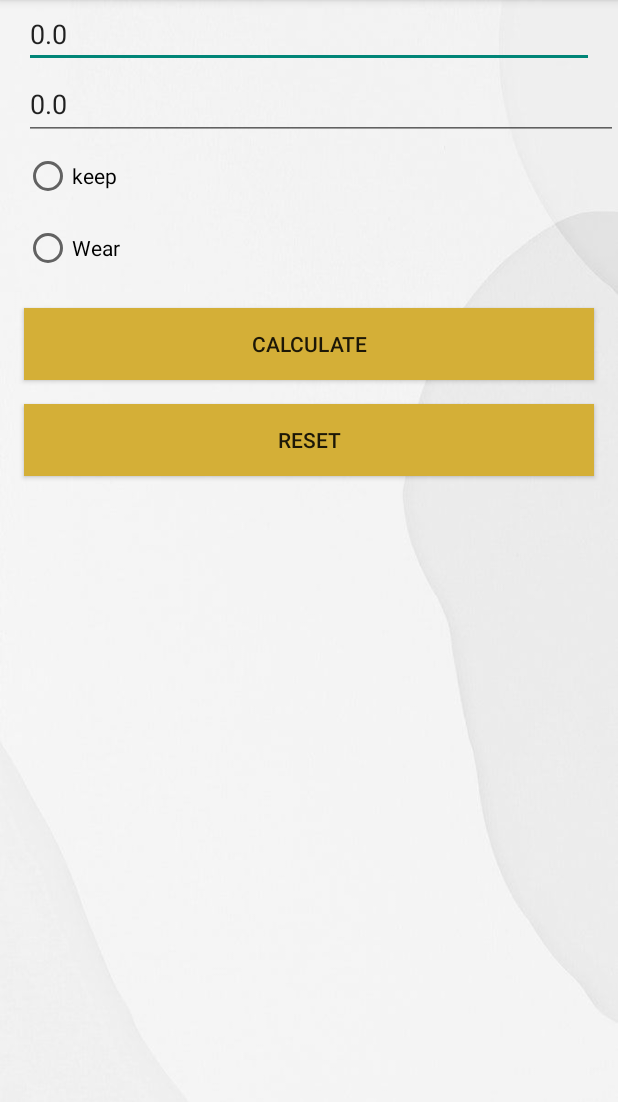
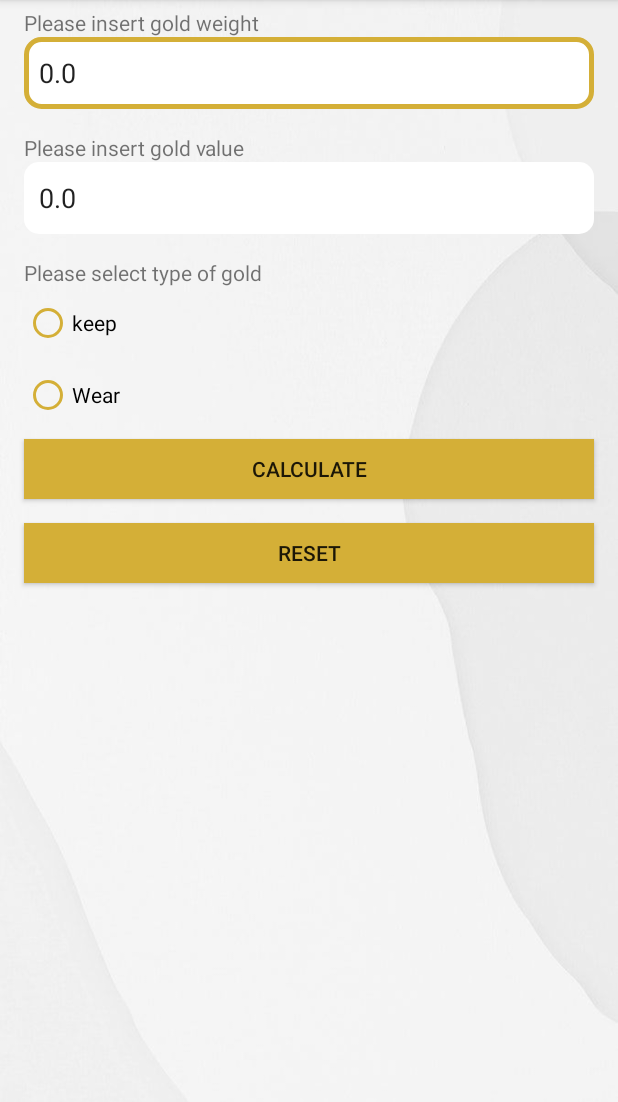
Before and after one commit to azimariff/MyZakatGold, an Android app: the MainActivity screen opened directly, with no data from a screen before it, on a phone screen of 412 x 824 dp, the part 84-1186 px from its top. Run offline under Robolectric (Android 15) with nearby library versions, the phone set to English and light mode, and no system bars.

Commit message:
finished project of My Zakat Gold.

```diff
--- /dev/null
+++ b/app/src/main/res/drawable/custom_input.xml
@@ -0,0 +1,18 @@
+<?xml version="1.0" encoding="utf-8"?>
+<selector xmlns:android="http://schemas.android.com/apk/res/android">
+    <item android:state_enabled="true" android:state_focused="true">
+        <shape android:shape="rectangle">
+            <solid android:color="@color/white"/>
+            <corners android:radius="10dp"/>
+            <stroke android:color="@color/metalic_gold" android:width="3dp"/>
+        </shape>
+    </item>
+    <item android:state_enabled="true">
+        <shape android:shape="rectangle">
+            <solid android:color="@color/white"/>
+            <corners android:radius="10dp"/>
+            <stroke android:color="@color/darkergrey"/>
+        </shape>
+    </item>
+
+</selector>
--- a/app/src/main/res/layout/activity_homepage.xml
+++ b/app/src/main/res/layout/activity_homepage.xml
@@ -44,6 +44,7 @@
             android:background="@color/metalic_gold"
             android:text="My Zakat Calculator" />
 
+
         <Button
             android:id="@+id/btnAboutus"
             android:layout_width="match_parent"
--- a/app/src/main/res/layout/activity_main.xml
+++ b/app/src/main/res/layout/activity_main.xml
@@ -12,22 +12,46 @@
         android:background="@drawable/white2"
         android:orientation="vertical">
 
+        <TextView
+            android:id="@+id/textView4"
+            android:layout_width="300dp"
+            android:layout_marginLeft="16dp"
+            android:layout_marginTop="5dp"
+            android:layout_marginRight="16dp"
+            android:layout_height="wrap_content"
+            android:text="Please insert gold weight" />
+
         <EditText
             android:id="@+id/goldW"
             android:layout_width="match_parent"
             android:layout_height="wrap_content"
             android:layout_marginLeft="16dp"
             android:layout_marginRight="16dp"
+            android:background="@drawable/custom_input"
             android:ems="10"
             android:hint="Weight of Gold (g)"
-            android:inputType="numberDecimal" />
+            android:paddingLeft="10dp"
+            android:inputType="numberDecimal"
+            android:minHeight="48dp" />
+
+        <TextView
+            android:id="@+id/textView5"
+            android:layout_width="300dp"
+            android:layout_marginLeft="16dp"
+            android:layout_marginTop="16dp"
+            android:layout_marginRight="16dp"
+            android:layout_height="wrap_content"
+            android:text="Please insert gold value" />
 
         <EditText
             android:id="@+id/goldV"
             android:layout_width="match_parent"
             android:layout_height="wrap_content"
             android:layout_marginLeft="16dp"
+            android:layout_marginRight="16dp"
             android:ems="10"
+            android:paddingLeft="10dp"
+            android:background="@drawable/custom_input"
             android:hint="Gold Value"
             android:inputType="number"
             android:minHeight="48dp" />
@@ -39,22 +63,30 @@
             android:layout_centerInParent="true"
             android:layout_marginLeft="16dp">
 
+            <TextView
+                android:id="@+id/textView3"
+                android:layout_width="300dp"
+                android:layout_marginTop="16dp"
+                android:layout_height="wrap_content"
+                android:text="Please select type of gold" />
+
             <RadioButton
                 android:id="@+id/radio_one"
                 android:layout_width="wrap_content"
                 android:layout_height="wrap_content"
                 android:minHeight="48dp"
                 android:onClick="checkButton"
-                android:text="keep" />
+                android:text="keep"
+                android:buttonTint="@color/metalic_gold"/>
 
             <RadioButton
                 android:id="@+id/radio_two"
                 android:layout_width="wrap_content"
                 android:layout_height="wrap_content"
-
                 android:minHeight="48dp"
                 android:onClick="checkButton"
-                android:text="Wear" />
+                android:text="Wear"
+                android:buttonTint="@color/metalic_gold"/>
 
         </RadioGroup>
 
@@ -62,9 +94,9 @@
         <Button
             android:id="@+id/btnCalculate"
             android:layout_width="match_parent"
-            android:layout_height="wrap_content"
+            android:layout_height="40dp"
             android:layout_marginLeft="16dp"
-            android:layout_marginTop="16dp"
+            android:layout_marginTop="5dp"
             android:layout_marginRight="16dp"
             android:background="@color/metalic_gold"
             android:text="Calculate" />
@@ -72,7 +104,7 @@
         <Button
             android:id="@+id/btnReset"
             android:layout_width="match_parent"
-            android:layout_height="wrap_content"
+            android:layout_height="40dp"
             android:layout_marginLeft="16dp"
             android:layout_marginTop="16dp"
             android:layout_marginRight="16dp"
@@ -87,7 +119,7 @@
             android:layout_marginTop="16dp"
             android:layout_marginRight="16dp"
             android:textColor="#000000"
-            android:textSize="20sp"
+            android:textSize="16sp"
             android:textStyle="bold" />
 
         <TextView
@@ -95,10 +127,10 @@
             android:layout_width="match_parent"
             android:layout_height="wrap_content"
             android:layout_marginLeft="16dp"
-            android:layout_marginTop="16dp"
+            android:layout_marginTop="10dp"
             android:layout_marginRight="16dp"
             android:textColor="#000000"
-            android:textSize="20sp"
+            android:textSize="16sp"
             android:textStyle="bold" />
 
         <TextView
@@ -106,10 +138,10 @@
             android:layout_width="match_parent"
             android:layout_height="wrap_content"
             android:layout_marginLeft="16dp"
-            android:layout_marginTop="16dp"
+            android:layout_marginTop="10dp"
             android:layout_marginRight="16dp"
             android:textColor="#000000"
-            android:textSize="20sp"
+            android:textSize="16sp"
             android:textStyle="bold" />
 
     </LinearLayout>
--- a/app/src/main/res/values/colors.xml
+++ b/app/src/main/res/values/colors.xml
@@ -7,4 +7,5 @@
     <color name="teal_700">#FF018786</color>
     <color name="black">#FF000000</color>
     <color name="white">#FFFFFFFF</color>
+    <color name="darkergrey">#716E6E</color>
 </resources>
```
Also changed, not shown: 1 other file.
